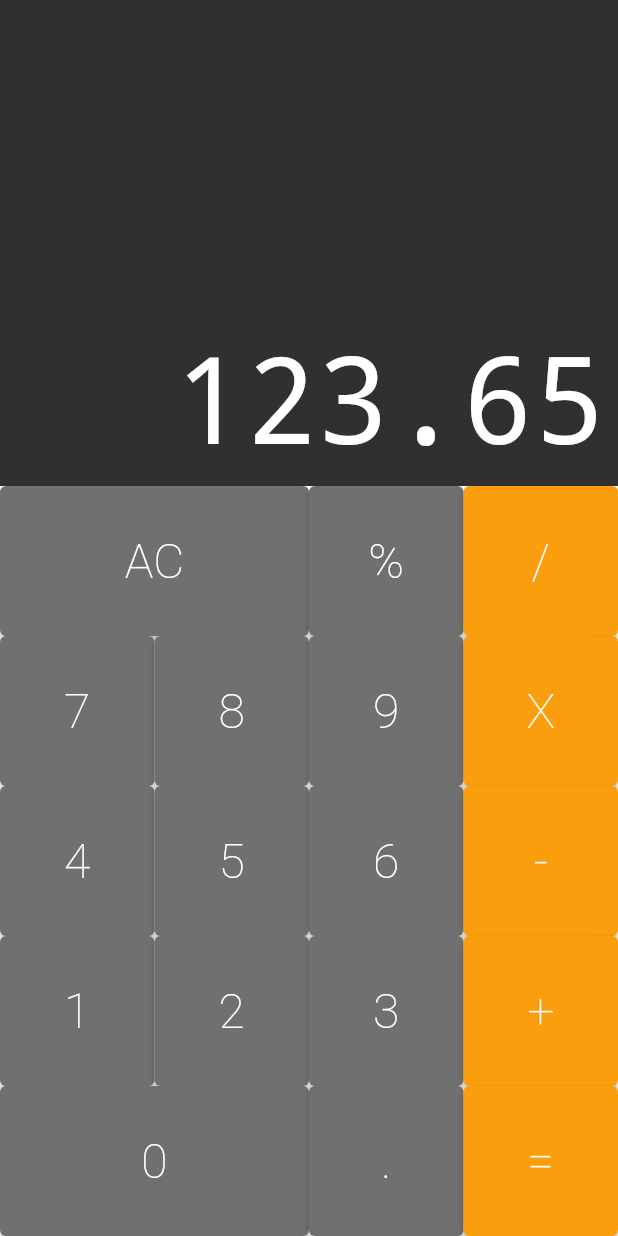
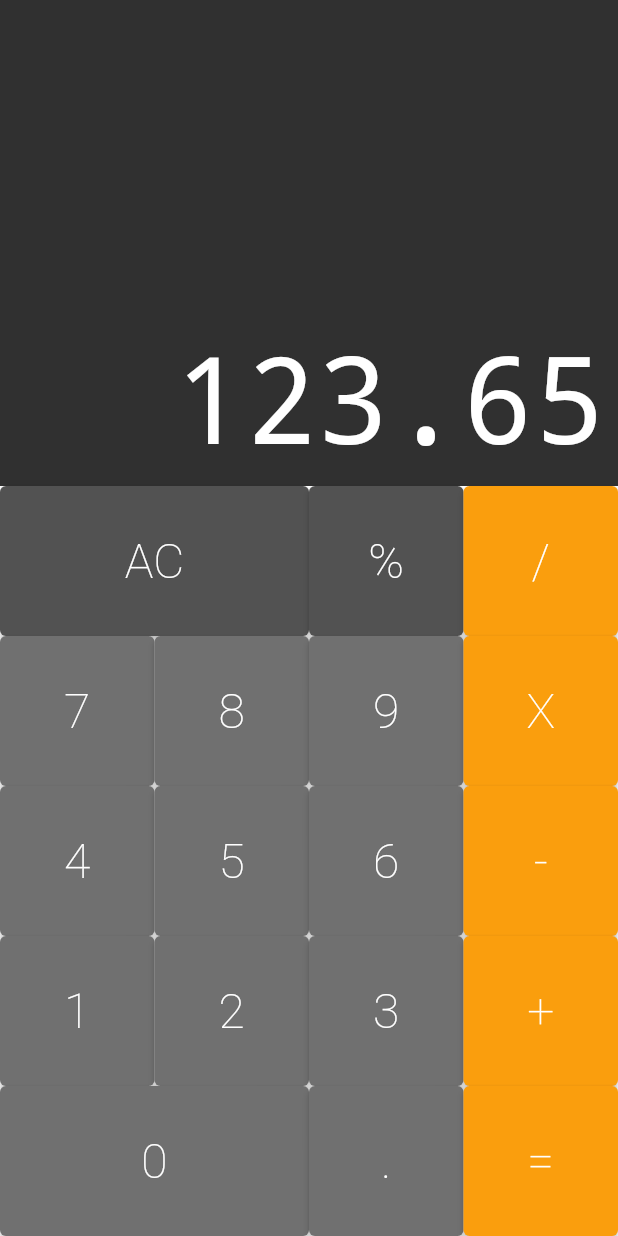
Before and after one commit to WSixx/my-flutter-calculator, a Flutter app: the screen it shows after launch, on a phone screen of 412 x 824 dp. Run offline on Flutter 3.47's test engine with Material 2 defaults, Android fonts, the phone set to English and light mode, and no system bars; drawn by our look-alikes of auto_size_text.

```diff
--- a/lib/components/button.dart
+++ b/lib/components/button.dart
@@ -1,3 +1,4 @@
+import 'package:flutter/foundation.dart';
 import 'package:flutter/material.dart';
 
 class Button extends StatelessWidget {
@@ -8,21 +9,25 @@ class Button extends StatelessWidget {
   final String text;
   final bool isBig;
   final Color color;
+  final void Function(String) cb;
 
   const Button({
     @required this.text,
     this.isBig = false,
     this.color = DEFAULT,
+    @required this.cb,
   });
   const Button.big({
     @required this.text,
     this.isBig = true,
     this.color = DEFAULT,
+    @required this.cb,
   });
   const Button.operation({
     @required this.text,
     this.isBig = false,
     this.color = OPERATION,
+    @required this.cb,
   });
   @override
   Widget build(BuildContext context) {
@@ -32,7 +37,7 @@ class Button extends StatelessWidget {
         style: ElevatedButton.styleFrom(
           primary: color,
         ),
-        onPressed: () {},
+        onPressed: () => cb(text),
         child: Text(
           text,
           style: TextStyle(
--- a/lib/components/keyboard.dart
+++ b/lib/components/keyboard.dart
@@ -3,6 +3,10 @@ import 'package:my_calculator/components/button.dart';
 import 'package:my_calculator/components/button_row.dart';
 
 class Keyboard extends StatelessWidget {
+  final void Function(String) cb;
+
+  const Keyboard({this.cb});
+
   @override
   Widget build(BuildContext context) {
     return Container(
@@ -11,44 +15,40 @@ class Keyboard extends StatelessWidget {
         children: [
           ButtonRow(
             buttons: [
-              Button.big(
-                text: 'AC',
-              ),
-              Button(text: '%'),
-              Button.operation(text: '/'),
+              Button.big(text: 'AC', color: Button.DARK, cb: cb),
+              Button(text: '%', color: Button.DARK, cb: cb),
+              Button.operation(text: '/', cb: cb),
             ],
           ),
           ButtonRow(
             buttons: [
-              Button(text: '7'),
-              Button(text: '8'),
-              Button(text: '9'),
-              Button.operation(text: 'X'),
+              Button(text: '7', cb: cb),
+              Button(text: '8', cb: cb),
+              Button(text: '9', cb: cb),
+              Button.operation(text: 'X', cb: cb),
             ],
           ),
           ButtonRow(
             buttons: [
-              Button(text: '4'),
-              Button(text: '5'),
-              Button(text: '6'),
-              Button.operation(text: '-'),
+              Button(text: '4', cb: cb),
+              Button(text: '5', cb: cb),
+              Button(text: '6', cb: cb),
+              Button.operation(text: '-', cb: cb),
             ],
           ),
           ButtonRow(
             buttons: [
-              Button(text: '1'),
-              Button(text: '2'),
-              Button(text: '3'),
-              Button.operation(text: '+'),
+              Button(text: '1', cb: cb),
+              Button(text: '2', cb: cb),
+              Button(text: '3', cb: cb),
+              Button.operation(text: '+', cb: cb),
             ],
           ),
           ButtonRow(
             buttons: [
-              Button.big(
-                text: '0',
-              ),
-              Button(text: '.'),
-              Button.operation(text: '='),
+              Button.big(text: '0', cb: cb),
+              Button(text: '.', cb: cb),
+              Button.operation(text: '=', cb: cb),
             ],
           ),
         ],
--- a/lib/models/memory.dart
+++ b/lib/models/memory.dart
@@ -1 +1,7 @@
-class Memory {}
+class Memory {
+  String _value = '0';
+
+  String get value {
+    return _value;
+  }
+}
--- a/lib/screens/calculator_screen.dart
+++ b/lib/screens/calculator_screen.dart
@@ -2,7 +2,14 @@ import 'package:flutter/material.dart';
 import 'package:my_calculator/components/display.dart';
 import 'package:my_calculator/components/keyboard.dart';
 
-class CalculatorScreen extends StatelessWidget {
+class CalculatorScreen extends StatefulWidget {
+  @override
+  _CalculatorScreenState createState() => _CalculatorScreenState();
+}
+
+class _CalculatorScreenState extends State<CalculatorScreen> {
+  _onPressed(String text) {}
+
   @override
   Widget build(BuildContext context) {
     return MaterialApp(
@@ -11,7 +18,7 @@ class CalculatorScreen extends StatelessWidget {
       home: Column(
         children: [
           Display(text: '123.65'),
-          Keyboard(),
+          Keyboard(cb: _onPressed),
         ],
       ),
     );
```
